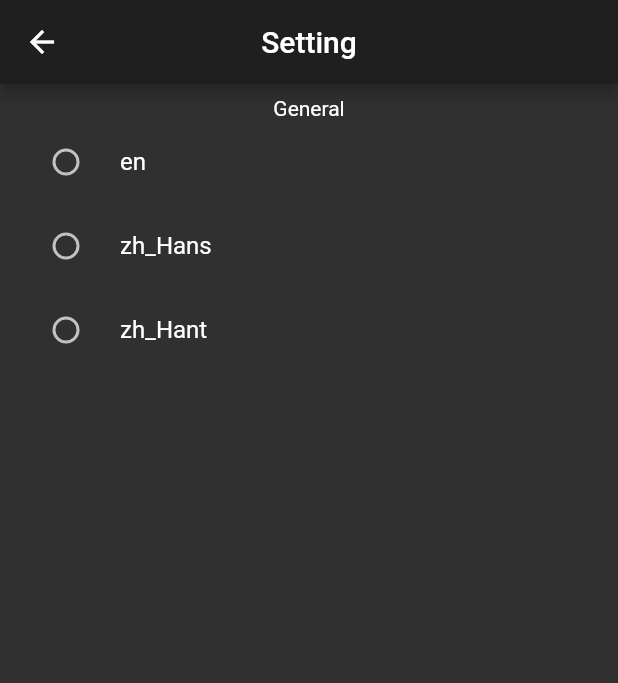
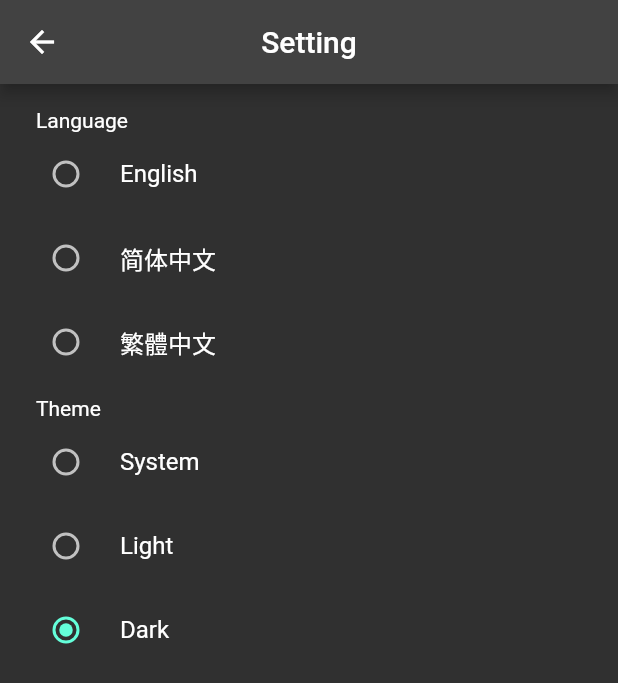
Before and after one commit to WingCH/getx_demo, a Flutter app: the screen it shows after launch, after a tap on "jack johnson", after a tap on the "settings" icon, on a phone screen of 412 x 824 dp. Shown: the top 683 px of the screen. Run offline on Flutter 3.47's test engine with Material 2 defaults, Android fonts, the light colour scheme and no system bars; our stand-ins replace cached_network_image, dio, freezed_annotation, get, get_storage, logger and 1 more; network calls fail.

Commit message:
app thememode setting

```diff
--- a/lib/app/app.dart
+++ b/lib/app/app.dart
@@ -28,7 +28,7 @@ class App extends StatelessWidget {
           GlobalCupertinoLocalizations.delegate,
         ],
         supportedLocales: S.delegate.supportedLocales,
-        themeMode: ThemeMode.dark,
+        themeMode: appSettingRepository.getThemeMode().value,
         theme: CustomTheme.lightTheme,
         darkTheme: CustomTheme.darkTheme,
         title: 'GetX Demo',
--- a/lib/features/setting/logic.dart
+++ b/lib/features/setting/logic.dart
@@ -1,5 +1,6 @@
 import 'dart:ui';
 
+import 'package:flutter/material.dart';
 import 'package:get/get.dart';
 
 import '../../repositories/app_setting_repository/app_setting_repository.dart';
@@ -15,10 +16,16 @@ class SettingLogic extends GetxController {
   void onInit() {
     super.onInit();
     state.currentLocale = appSettingRepository.getLocale();
+    state.currentThemeMode = appSettingRepository.getThemeMode();
   }
 
   void updateLocale({required Locale locale}) {
     appSettingRepository.updateLocale(locale: locale);
     Get.updateLocale(locale);
   }
+
+  void updateThemeMode({required ThemeMode themeMode}) {
+    appSettingRepository.updateThemeMode(themeMode: themeMode);
+    Get.changeThemeMode(themeMode);
+  }
 }
--- a/lib/features/setting/state.dart
+++ b/lib/features/setting/state.dart
@@ -1,10 +1,14 @@
-import 'dart:ui';
-
+import 'package:flutter/material.dart';
 import 'package:get/get.dart';
 
 import '../../generated/l10n.dart';
 
 class SettingState {
+  // All Supported Locales
   final List<Locale> supportedLocales = S.delegate.supportedLocales;
+
+  // All ThemeMode
+  final List<ThemeMode> allThemeModes = ThemeMode.values;
   late Rx<Locale> currentLocale;
+  late Rx<ThemeMode> currentThemeMode;
 }
--- a/lib/features/setting/view.dart
+++ b/lib/features/setting/view.dart
@@ -1,5 +1,6 @@
 import 'package:flutter/material.dart';
 import 'package:get/get.dart';
+import 'package:getx_demo/utils/intl_extension.dart';
 
 import '../../generated/l10n.dart';
 import '../../repositories/app_setting_repository/app_setting_repository.dart';
@@ -26,22 +27,52 @@ class SettingPage extends StatelessWidget {
       body: Padding(
         padding: const EdgeInsets.all(8.0),
         child: Column(
+          crossAxisAlignment: CrossAxisAlignment.start,
           children: [
-            Text(S.of(context).settingPageGeneral),
+            Padding(
+              padding: const EdgeInsets.only(left: 16, top: 8),
+              child: Text(S.of(context).settingPageLanguage),
+            ),
             ...state.supportedLocales.map((locale) {
               return Obx(() {
                 return RadioListTile<Locale>(
                   value: locale,
                   groupValue: state.currentLocale.value,
-                  title: Text(locale.toString()),
-                  onChanged: (locale) {
-                    if (locale != null) {
-                      logic.updateLocale(locale: locale);
+                  title: Text(
+                    'settingPageLanguage${locale.toString().capitalize}'.locale(
+                      fallback: locale.toString(),
+                    ),
+                  ),
+                  onChanged: (newLocale) {
+                    if (newLocale != null) {
+                      logic.updateLocale(locale: newLocale);
                     }
                   },
                 );
               });
-            }).toList()
+            }).toList(),
+            Padding(
+              padding: const EdgeInsets.only(left: 16, top: 8),
+              child: Text(S.of(context).settingPageTheme),
+            ),
+            ...state.allThemeModes.map((themeMode) {
+              return Obx(() {
+                return RadioListTile<ThemeMode>(
+                  value: themeMode,
+                  groupValue: state.currentThemeMode.value,
+                  title: Text(
+                    'settingPageTheme${themeMode.name.capitalize}'.locale(
+                      fallback: themeMode.name,
+                    ),
+                  ),
+                  onChanged: (newThemeMode) {
+                    if (newThemeMode != null) {
+                      logic.updateThemeMode(themeMode: newThemeMode);
+                    }
+                  },
+                );
+              });
+            }).toList(),
           ],
         ),
       ),
--- a/lib/l10n/intl_en.arb
+++ b/lib/l10n/intl_en.arb
@@ -10,5 +10,12 @@
   "bookmarkPageEmptyMessage": "You haven't bookmarked",
   "settingPageTitle": "Setting",
   "settingPageGeneral": "General",
-  "settingPageLanguage": "Language"
+  "settingPageLanguage": "Language",
+  "settingPageLanguageEn": "English",
+  "settingPageLanguageZh_hans": "简体中文",
+  "settingPageLanguageZh_hant": "繁體中文",
+  "settingPageTheme": "Theme",
+  "settingPageThemeLight": "Light",
+  "settingPageThemeDark": "Dark",
+  "settingPageThemeSystem": "System"
 }
--- a/lib/l10n/intl_zh_Hans.arb
+++ b/lib/l10n/intl_zh_Hans.arb
@@ -1,4 +1,3 @@
-
 {
   "@@locale": "zh_Hans",
   "homePageTabSearch": "搜寻",
@@ -9,8 +8,14 @@
   "searchAlbumsPagePopularSearches": "热门搜寻",
   "bookmarkPageTitle": "书签",
   "bookmarkPageEmptyMessage": "你还没有加入书签",
-
   "settingPageTitle": "设定",
   "settingPageGeneral": "一般",
-  "settingPageLanguage": "语言"
+  "settingPageLanguage": "语言",
+  "settingPageLanguageEn": "English",
+  "settingPageLanguageZh_hans": "简体中文",
+  "settingPageLanguageZh_hant": "繁體中文",
+  "settingPageTheme": "主题",
+  "settingPageThemeLight": "浅色",
+  "settingPageThemeDark": "深色",
+  "settingPageThemeSystem": "系统"
 }
--- a/lib/l10n/intl_zh_Hant.arb
+++ b/lib/l10n/intl_zh_Hant.arb
@@ -10,5 +10,12 @@
   "bookmarkPageEmptyMessage": "你還沒有加入書籤",
   "settingPageTitle": "設定",
   "settingPageGeneral": "一般",
-  "settingPageLanguage": "語言"
+  "settingPageLanguage": "語言",
+  "settingPageLanguageEn": "English",
+  "settingPageLanguageZh_hans": "简体中文",
+  "settingPageLanguageZh_hant": "繁體中文",
+  "settingPageTheme": "主題",
+  "settingPageThemeLight": "淺色",
+  "settingPageThemeDark": "深色",
+  "settingPageThemeSystem": "系統"
 }
--- a/lib/main.dart
+++ b/lib/main.dart
@@ -31,6 +31,7 @@ Future<void> main() async {
   AppSettingRepository appSettingRepository = LocalAppSettingRepository(
     box: GetStorage(LocalBookmarkRepository.boxKey),
     defaultLocale: Get.deviceLocale ?? const Locale('en'),
+    defaultThemeMode: ThemeMode.dark,
   );
   Get.put<AppSettingRepository>(appSettingRepository, permanent: true);
 
--- a/lib/repositories/app_setting_repository/app_setting_repository.dart
+++ b/lib/repositories/app_setting_repository/app_setting_repository.dart
@@ -1,5 +1,6 @@
 import 'dart:ui';
 
+import 'package:flutter/material.dart';
 import 'package:get/get.dart';
 
 abstract class AppSettingRepository {
@@ -8,4 +9,10 @@ abstract class AppSettingRepository {
   });
 
   Rx<Locale> getLocale();
+
+  Future<void> updateThemeMode({
+    required ThemeMode themeMode,
+  });
+
+  Rx<ThemeMode> getThemeMode();
 }
--- a/lib/repositories/app_setting_repository/local_app_setting_repository.dart
+++ b/lib/repositories/app_setting_repository/local_app_setting_repository.dart
@@ -1,5 +1,7 @@
 import 'dart:ui';
 
+import 'package:flutter/material.dart';
+import 'package:flutter/src/material/app.dart';
 import 'package:get/get_rx/src/rx_types/rx_types.dart';
 import 'package:get_storage/get_storage.dart';
 
@@ -7,40 +9,53 @@ import 'app_setting_repository.dart';
 
 class LocalAppSettingRepository extends AppSettingRepository {
   static const boxKey = 'localAppSettingRepositoryBox';
+
+  //-- locale
   static const languageCodeKey = 'languageCode';
   static const scriptCodeKey = 'scriptCode';
   static const countryCodeKey = 'countryCode';
 
+  // themeMode
+  static const themeModeKey = 'themeMode';
+
   final GetStorage box;
   final Locale defaultLocale;
-  late Rx<Locale> _local;
+  final ThemeMode defaultThemeMode;
+  Rx<Locale>? _localRx;
+  Rx<ThemeMode>? _themeModeRx;
 
   LocalAppSettingRepository({
     required this.box,
     required this.defaultLocale,
+    required this.defaultThemeMode,
   }) {
     _init();
   }
 
   void _init() {
-    Locale? current = _getLocaleFromLocal();
-    if (current == null) {
-      _local = Rx<Locale>(defaultLocale);
+    _fetchLocale();
+    _fetchThemeMode();
+  }
+
+  void _fetchLocale() {
+    Locale locale = _getLocaleFromLocalStorage() ?? defaultLocale;
+    if (_localRx == null) {
+      _localRx = Rx<Locale>(locale);
     } else {
-      _local = Rx<Locale>(current);
+      _localRx!.value = locale;
     }
   }
 
-  void fetchLocal() {
-    Locale? current = _getLocaleFromLocal();
-    if (current == null) {
-      _local.value = defaultLocale;
+  void _fetchThemeMode() {
+    ThemeMode? themeMode = _getThemeModeFromLocalStorage() ?? defaultThemeMode;
+    if (_themeModeRx == null) {
+      _themeModeRx = Rx<ThemeMode>(themeMode);
     } else {
-      _local.value = current;
+      _themeModeRx!.value = themeMode;
     }
   }
 
-  Locale? _getLocaleFromLocal() {
+  Locale? _getLocaleFromLocalStorage() {
     String? languageCode = box.read(languageCodeKey);
     String? scriptCode = box.read(scriptCodeKey);
     String? countryCode = box.read(countryCodeKey);
@@ -55,9 +70,18 @@ class LocalAppSettingRepository extends AppSettingRepository {
     }
   }
 
+  ThemeMode? _getThemeModeFromLocalStorage() {
+    String? themeModeRaw = box.read(themeModeKey);
+    if (themeModeRaw == null) {
+      return null;
+    } else {
+      return ThemeMode.values.byName(themeModeRaw);
+    }
+  }
+
   @override
   Rx<Locale> getLocale() {
-    return _local;
+    return _localRx!;
   }
 
   @override
@@ -69,6 +93,19 @@ class LocalAppSettingRepository extends AppSettingRepository {
     box.write(scriptCodeKey, scriptCode);
     box.write(countryCodeKey, countryCode);
 
-    fetchLocal();
+    _fetchLocale();
+  }
+
+  @override
+  Rx<ThemeMode> getThemeMode() {
+    return _themeModeRx!;
+  }
+
+  @override
+  Future<void> updateThemeMode({required ThemeMode themeMode}) async {
+    String themeModeRaw = themeMode.name;
+    box.write(themeModeKey, themeModeRaw);
+
+    _fetchThemeMode();
   }
 }
--- a/lib/theme/custom_theme.dart
+++ b/lib/theme/custom_theme.dart
@@ -2,54 +2,11 @@ import 'package:flutter/material.dart';
 
 // ref: https://github.com/JideGuru/FlutterEbookApp/blob/master/lib/theme/theme_config.dart
 class CustomTheme {
-  static Color lightPrimary = Colors.white;
-  static Color lightAccent = const Color(0xff2ca8e2);
-  static Color lightBG = Colors.white;
-  static Color lightFG = Colors.black;
+  static ThemeData lightTheme = ThemeData.light().copyWith(
+      // colorScheme:
+      );
 
-  static Color darkPrimary = const Color(0xff1f1f1f);
-  static Color darkAccent = const Color(0xff2ca8e2);
-  static Color darkBG = const Color(0xff121212);
-  static Color darkFG = Colors.white;
-
-  static ThemeData lightTheme = ThemeData(
-      colorScheme: ColorScheme.fromSwatch().copyWith(
-        brightness: Brightness.light,
-        primary: lightPrimary,
-        secondary: lightAccent,
-        background: lightBG,
-      ),
-      textSelectionTheme: TextSelectionThemeData(
-        cursorColor: lightAccent,
-      ),
-      appBarTheme: AppBarTheme(
-        backgroundColor: lightPrimary,
-        foregroundColor: lightFG,
-      ),
-      textButtonTheme: TextButtonThemeData(
-        style: TextButton.styleFrom(
-          primary: lightFG,
-        ),
-      ));
-
-  static ThemeData darkTheme = ThemeData(
-    colorScheme: ColorScheme.fromSwatch().copyWith(
-      brightness: Brightness.dark,
-      primary: darkPrimary,
-      secondary: darkAccent,
-      background: darkBG,
-    ),
-    textSelectionTheme: TextSelectionThemeData(
-      cursorColor: darkAccent,
-    ),
-    appBarTheme: AppBarTheme(
-      backgroundColor: darkPrimary,
-      foregroundColor: darkFG,
-    ),
-    textButtonTheme: TextButtonThemeData(
-      style: TextButton.styleFrom(
-        primary: darkFG,
-      ),
-    ),
-  );
+  static ThemeData darkTheme = ThemeData.dark(
+      // colorScheme:
+      );
 }
--- /dev/null
+++ b/lib/utils/intl_extension.dart
@@ -0,0 +1,12 @@
+import 'package:intl/intl.dart';
+
+extension IntlEx on String {
+  String  locale({required String fallback}) {
+    return Intl.message(
+      fallback, // use this word if not found any local
+      name: this,
+      desc: '',
+      args: [],
+    );
+  }
+}
```
Also changed, not shown: lib/generated/intl/messages_en.dart, lib/generated/intl/messages_zh_Hans.dart, lib/generated/intl/messages_zh_Hant.dart, lib/generated/l10n.dart.
